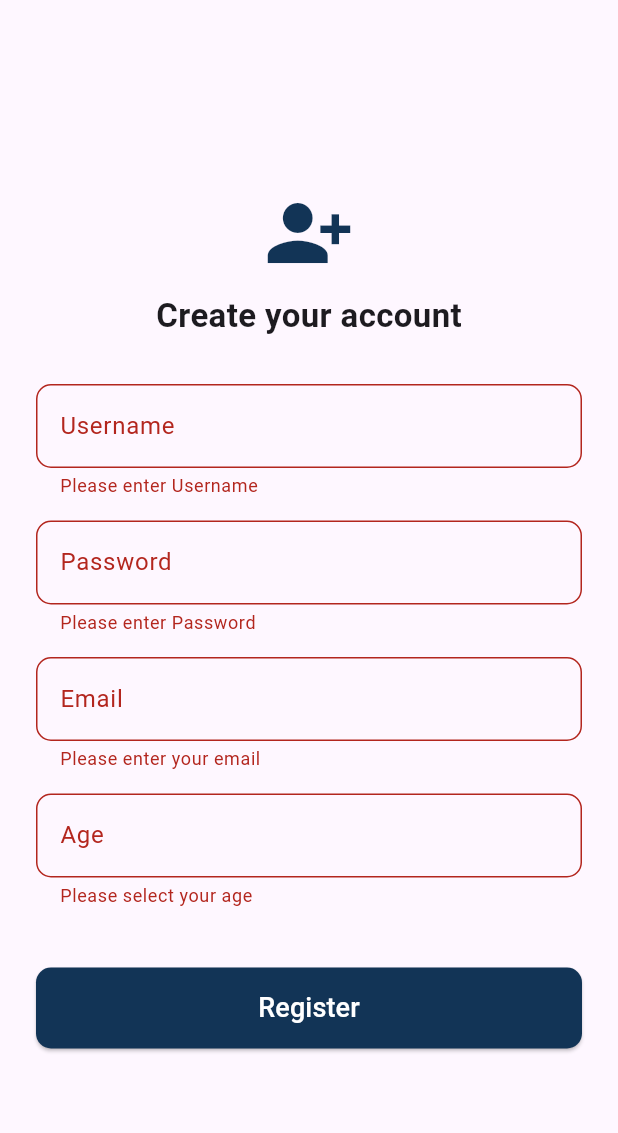
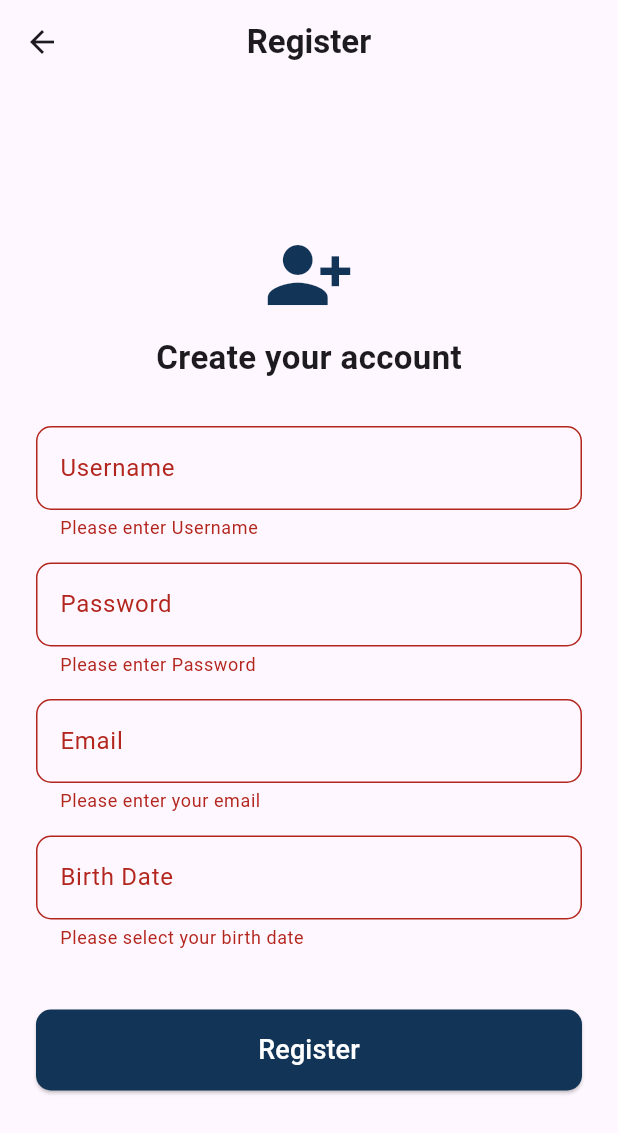
Before and after one commit to tobe-official/M335, a Flutter app: the Register screen opened directly, after a tap on "Register", on a phone screen of 412 x 824 dp. Shown: the top 1133 px of the screen. Run offline on Flutter 3.47's test engine with Material 3 defaults, Android fonts, the phone set to English and light mode, and no system bars; our stand-ins replace pedometer, permission_handler, wakelock_plus; accounts and stored records are empty.

Commit message:
finished auth pages

```diff
--- /dev/null
+++ b/lib/enums/user_motivation_enum.dart
@@ -0,0 +1,42 @@
+import 'package:m_335_flutter/models/user_motivation_enum_model.dart';
+
+enum UserMotivation { running, gym, cycling, hiking, yoga, swimming, walking, dancing, climbing, other }
+
+extension UserMotivationX on UserMotivation {
+  UserMotivationEnumModel get model {
+    switch (this) {
+      case UserMotivation.running:
+        return UserMotivationEnumModel(title: 'Running', description: 'Going for a run in nature or through the city.');
+      case UserMotivation.gym:
+        return UserMotivationEnumModel(title: 'Gym', description: 'Training strength and endurance indoors.');
+      case UserMotivation.cycling:
+        return UserMotivationEnumModel(title: 'Cycling', description: 'Exploring roads and trails on your bike.');
+      case UserMotivation.hiking:
+        return UserMotivationEnumModel(
+          title: 'Hiking',
+          description: 'Enjoying long walks in the mountains or forests.',
+        );
+      case UserMotivation.yoga:
+        return UserMotivationEnumModel(title: 'Yoga', description: 'Improving balance, flexibility, and inner peace.');
+      case UserMotivation.swimming:
+        return UserMotivationEnumModel(title: 'Swimming', description: 'Building endurance and strength in the water.');
+      case UserMotivation.walking:
+        return UserMotivationEnumModel(title: 'Walking', description: 'Staying active with casual or brisk walks.');
+      case UserMotivation.dancing:
+        return UserMotivationEnumModel(
+          title: 'Dancing',
+          description: 'Expressing yourself and staying fit through movement.',
+        );
+      case UserMotivation.climbing:
+        return UserMotivationEnumModel(
+          title: 'Climbing',
+          description: 'Challenging your strength and focus on walls or rocks.',
+        );
+      case UserMotivation.other:
+        return UserMotivationEnumModel(
+          title: 'Other',
+          description: 'Any other kind of physical activity or motivation.',
+        );
+    }
+  }
+}
--- a/lib/models/user_model.dart
+++ b/lib/models/user_model.dart
@@ -3,11 +3,19 @@ class UserModel {
     required this.username,
     required this.password,
     required this.email,
+    required this.name,
+    required this.age,
+    required this.friends,
+    required this.aboutMe,
+    required this.creationTime,
   });
 
   final String username;
   final String password;
   final String email;
-  //final int age;
-  //final DateTime creationTime;
+  final List<UserModel> friends;
+  final DateTime age;
+  final DateTime creationTime;
+  final String name;
+  final String aboutMe;
 }
--- /dev/null
+++ b/lib/models/user_motivation_enum_model.dart
@@ -0,0 +1,6 @@
+class UserMotivationEnumModel {
+  const UserMotivationEnumModel({required this.title, required this.description});
+
+  final String title;
+  final String description;
+}
--- a/lib/pages/auth/login.dart
+++ b/lib/pages/auth/login.dart
@@ -72,6 +72,7 @@ class _LoginPageState extends State<LoginPage> {
   @override
   Widget build(BuildContext context) {
     return Scaffold(
+      appBar: AppBar(title: const Text('Login', style: TextStyle(fontWeight: FontWeight.bold)), centerTitle: true),
       body: Padding(
         padding: const EdgeInsets.symmetric(horizontal: 20),
         child: Column(
--- a/lib/pages/auth/register.dart
+++ b/lib/pages/auth/register.dart
@@ -1,11 +1,8 @@
+import 'package:flutter/cupertino.dart';
 import 'package:flutter/material.dart';
-import 'package:flutter/cupertino.dart';
-
 import 'package:m_335_flutter/singletons/all_users_singleton.dart';
-
 import 'package:m_335_flutter/models/user_model.dart';
 import 'package:m_335_flutter/temporary_data/data_fetching.dart';
-
 import 'login.dart';
 
 class Register extends StatefulWidget {
@@ -17,76 +14,174 @@ class Register extends StatefulWidget {
 
 class _RegisterState extends State<Register> {
   final _formKey = GlobalKey<FormState>();
-  final _usernameController = TextEditingController();
-  final _passwordController = TextEditingController();
-  final _emailController = TextEditingController();
-  //final _firstNameController = TextEditingController();
-  //final _lastNameController = TextEditingController();
-  int? _age;
-  bool _isLoading = false;
+  final _usernameC = TextEditingController();
+  final _passwordC = TextEditingController();
+  final _emailC = TextEditingController();
+
+  DateTime? _birthDate;
+  bool _loading = false;
+
+  @override
+  void dispose() {
+    _usernameC.dispose();
+    _passwordC.dispose();
+    _emailC.dispose();
+    super.dispose();
+  }
+
+  String? _validateRequired(String? v, String label) => (v == null || v.trim().isEmpty) ? 'Please enter $label' : null;
+
+  String? _validateEmail(String? v) {
+    if (v == null || v.trim().isEmpty) return 'Please enter your email';
+    final r = RegExp(r'^[\w-\.]+@([\w-]+\.)+[\w-]{2,4}$');
+    return r.hasMatch(v) ? null : 'Invalid email format';
+  }
+
+  bool _is18OrOlder(DateTime d) {
+    final now = DateTime.now();
+    final eighteen = DateTime(now.year - 18, now.month, now.day);
+    return d.isBefore(eighteen) || d.isAtSameMomentAs(eighteen);
+  }
+
+  InputDecoration _dec(String label) =>
+      InputDecoration(labelText: label, border: OutlineInputBorder(borderRadius: BorderRadius.circular(10)));
+
+  String _birthDateLabel(DateTime? d) {
+    if (d == null) return '';
+    final dd = d.day.toString().padLeft(2, '0');
+    final mm = d.month.toString().padLeft(2, '0');
+    return '$dd.$mm.${d.year}';
+  }
+
+  Future<void> _pickBirthDate() async {
+    final now = DateTime.now();
+    final initial = _birthDate ?? DateTime(now.year - 18, now.month, now.day);
+    final minDate = DateTime(1900, 1, 1);
+    final maxDate = DateTime(now.year - 18, now.month, now.day);
+
+    await showModalBottomSheet(
+      context: context,
+      backgroundColor: Colors.white,
+      shape: const RoundedRectangleBorder(borderRadius: BorderRadius.vertical(top: Radius.circular(20))),
+      builder: (_) {
+        return SizedBox(
+          height: 260,
+          child: Column(
+            children: [
+              const SizedBox(height: 12),
+              const Text('Select your birth date', style: TextStyle(fontWeight: FontWeight.bold, color: Colors.black)),
+              Expanded(
+                child: CupertinoDatePicker(
+                  mode: CupertinoDatePickerMode.date,
+                  initialDateTime: initial,
+                  minimumDate: minDate,
+                  maximumDate: maxDate,
+                  onDateTimeChanged: (d) => setState(() => _birthDate = d),
+                ),
+              ),
+            ],
+          ),
+        );
+      },
+    );
+  }
 
   Future<void> _register() async {
     if (!_formKey.currentState!.validate()) return;
 
-    final username = _usernameController.text.trim();
-    final isTaken = AllUsersSingleton().allUsers?.any((u) => u.username == username) ?? false;
-
-    if (isTaken) {
+    if (_birthDate == null || !_is18OrOlder(_birthDate!)) {
       ScaffoldMessenger.of(
         context,
-      ).showSnackBar(const SnackBar(content: Text("Username already taken. Please choose another.")));
+      ).showSnackBar(const SnackBar(content: Text('You must be at least 18 years old to register.')));
       return;
     }
 
-    setState(() => _isLoading = true);
+    final username = _usernameC.text.trim();
+    final taken = AllUsersSingleton().allUsers?.any((u) => u.username == username) ?? false;
+    if (taken) {
+      ScaffoldMessenger.of(
+        context,
+      ).showSnackBar(const SnackBar(content: Text('Username already taken. Please choose another.')));
+      return;
+    }
+
+    setState(() => _loading = true);
 
     final user = UserModel(
       username: username,
-      password: _passwordController.text.trim(),
-      email: _emailController.text.trim(),
-      /*age: _age ?? 0,
-      creationTime: DateTime.now(),*/
+      password: _passwordC.text.trim(),
+      email: _emailC.text.trim(),
+      name: '',
+      aboutMe: '',
+      friends: <UserModel>[],
+      age: _birthDate!,
+      creationTime: DateTime.now(),
     );
 
     try {
       userData.add(user);
       AllUsersSingleton().allUsers ??= [];
       AllUsersSingleton().allUsers!.add(user);
-
       if (mounted) {
-        Navigator.pushReplacement(context, MaterialPageRoute(builder: (context) => const LoginPage()));
+        Navigator.pushReplacement(context, MaterialPageRoute(builder: (_) => const LoginPage()));
       }
     } catch (e) {
-      if (mounted) ScaffoldMessenger.of(context).showSnackBar(SnackBar(content: Text("Error with registering: $e")));
+      if (mounted) {
+        ScaffoldMessenger.of(context).showSnackBar(SnackBar(content: Text('Error while registering: $e')));
+      }
     } finally {
-      setState(() => _isLoading = false);
+      if (mounted) setState(() => _loading = false);
     }
   }
 
-  @override
-  Widget build(BuildContext context) {
-    return Scaffold(
-      body: Center(
-        child: SingleChildScrollView(
-          padding: const EdgeInsets.symmetric(horizontal: 24, vertical: 16),
-          child: Form(
-            key: _formKey,
-            child: Column(
-              children: [
-                const Icon(Icons.person_add_alt_1, size: 60, color: Color(0xFF123456)),
-                const SizedBox(height: 10),
-                const Text("Create your account", style: TextStyle(fontSize: 22, fontWeight: FontWeight.bold)),
-                const SizedBox(height: 30),
-                _buildTextField(_usernameController, "Username"),
-                _buildTextField(_passwordController, "Password", obscure: true),
-                _buildTextField(_emailController, "Email"),
-                //_buildTextField(_firstNameController, "First Name"),
-                //_buildTextField(_lastNameController, "Last Name"),
-                _buildAgePickerField(),
-                const SizedBox(height: 25),
-                _isLoading
-                    ? const CircularProgressIndicator()
-                    : SizedBox(
+  Widget _header() {
+    return Column(
+      children: const [
+        Icon(Icons.person_add_alt_1, size: 60, color: Color(0xFF123456)),
+        SizedBox(height: 10),
+        Text('Create your account', style: TextStyle(fontSize: 22, fontWeight: FontWeight.bold)),
+      ],
+    );
+  }
+
+  Widget _field(
+    TextEditingController c,
+    String label, {
+    bool obscure = false,
+    TextInputType keyboardType = TextInputType.text,
+    String? Function(String?)? validator,
+  }) {
+    return Padding(
+      padding: const EdgeInsets.only(bottom: 15),
+      child: TextFormField(
+        controller: c,
+        obscureText: obscure,
+        keyboardType: keyboardType,
+        validator: validator,
+        decoration: _dec(label),
+      ),
+    );
+  }
+
+  Widget _birthDateField() {
+    return Padding(
+      padding: const EdgeInsets.only(bottom: 15),
+      child: GestureDetector(
+        onTap: _pickBirthDate,
+        child: AbsorbPointer(
+          child: TextFormField(
+            controller: TextEditingController(text: _birthDateLabel(_birthDate)),
+            validator: (_) => _birthDate == null ? 'Please select your birth date' : null,
+            decoration: _dec('Birth Date'),
+          ),
+        ),
+      ),
+    );
+  }
+
+  Widget _registerButton() {
+    if (_loading) return const CircularProgressIndicator();
+    return SizedBox(
       width: double.infinity,
       child: ElevatedButton(
         onPressed: _register,
@@ -95,9 +190,30 @@ class _RegisterState extends State<Register> {
           padding: const EdgeInsets.symmetric(vertical: 14),
           shape: RoundedRectangleBorder(borderRadius: BorderRadius.circular(10)),
         ),
-                        child: const Text("Register", style: TextStyle(color: Colors.white, fontSize: 18)),
+        child: const Text('Register', style: TextStyle(color: Colors.white, fontSize: 18)),
       ),
-                    ),
+    );
+  }
+
+  @override
+  Widget build(BuildContext context) {
+    return Scaffold(
+      appBar: AppBar(title: const Text('Register', style: TextStyle(fontWeight: FontWeight.bold)), centerTitle: true),
+      body: Center(
+        child: SingleChildScrollView(
+          padding: const EdgeInsets.symmetric(horizontal: 24, vertical: 16),
+          child: Form(
+            key: _formKey,
+            child: Column(
+              children: [
+                _header(),
+                const SizedBox(height: 30),
+                _field(_usernameC, 'Username', validator: (v) => _validateRequired(v, 'Username')),
+                _field(_passwordC, 'Password', obscure: true, validator: (v) => _validateRequired(v, 'Password')),
+                _field(_emailC, 'Email', keyboardType: TextInputType.emailAddress, validator: _validateEmail),
+                _birthDateField(),
+                const SizedBox(height: 25),
+                _registerButton(),
               ],
             ),
           ),
@@ -105,89 +221,4 @@ class _RegisterState extends State<Register> {
       ),
     );
   }
-
-  Widget _buildTextField(
-    TextEditingController controller,
-    String label, {
-    bool obscure = false,
-    TextInputType keyboardType = TextInputType.text,
-  }) {
-    String? Function(String?)? validator;
-
-    if (label == "Email") {
-      validator = (value) {
-        if (value == null || value.trim().isEmpty) return "Please enter your email";
-        final emailRegex = RegExp(r"^[\w-\.]+@([\w-]+\.)+[\w-]{2,4}$");
-        return emailRegex.hasMatch(value) ? null : "Invalid email format";
-      };
-    } else {
-      validator = (value) => value == null || value.trim().isEmpty ? "Please enter $label" : null;
 }
-
-    return Padding(
-      padding: const EdgeInsets.only(bottom: 15),
-      child: TextFormField(
-        controller: controller,
-        obscureText: obscure,
-        keyboardType: keyboardType,
-        validator: validator,
-        decoration: InputDecoration(
-          labelText: label,
-          border: OutlineInputBorder(borderRadius: BorderRadius.circular(10)),
-        ),
-      ),
-    );
-  }
-
-  Widget _buildAgePickerField() {
-    return Padding(
-      padding: const EdgeInsets.only(bottom: 15),
-      child: GestureDetector(
-        onTap: _showAgePicker,
-        child: AbsorbPointer(
-          child: TextFormField(
-            controller: TextEditingController(text: _age != null ? _age.toString() : ""),
-            decoration: InputDecoration(
-              labelText: "Age",
-              border: OutlineInputBorder(borderRadius: BorderRadius.circular(10)),
-            ),
-            validator: (value) => _age == null ? "Please select your age" : null,
-          ),
-        ),
-      ),
-    );
-  }
-
-  void _showAgePicker() {
-    showModalBottomSheet(
-      context: context,
-      backgroundColor: Colors.white,
-      shape: const RoundedRectangleBorder(borderRadius: BorderRadius.vertical(top: Radius.circular(20))),
-      builder: (BuildContext context) {
-        return SizedBox(
-          height: 250,
-          child: Column(
-            children: [
-              const SizedBox(height: 12),
-              const Text("Select your age", style: TextStyle(fontWeight: FontWeight.bold, color: Colors.black)),
-              Expanded(
-                child: CupertinoPicker(
-                  itemExtent: 32.0,
-                  scrollController: FixedExtentScrollController(initialItem: (_age ?? 10) - 10),
-                  onSelectedItemChanged: (int index) {
-                    setState(() {
-                      _age = index + 10;
-                    });
-                  },
-                  children: List<Widget>.generate(83, (index) {
-                    return Center(child: Text('${index + 10}', style: const TextStyle(color: Colors.black)));
-                  }),
-                ),
-              ),
-            ],
-          ),
-        );
-      },
-    );
-  }
-}
--- a/lib/temporary_data/data_fetching.dart
+++ b/lib/temporary_data/data_fetching.dart
@@ -1,8 +1,104 @@
 import 'package:m_335_flutter/models/user_model.dart';
 
 List<UserModel> userData = [
-  UserModel(username: "user", email: "user1@mail.com", password: "hallo"),
-  UserModel(username: "user2", email: "user2@mail.com", password: "hallo"),
-  UserModel(username: "user3", email: "user3@mail.com", password: "hallo"),
-  UserModel(username: "DummyUser", email: "dummy@user.com", password: "123456"),
+  UserModel(
+    username: "user1",
+    email: "user1@mail.com",
+    password: "hallo",
+    name: "Luca Steiner",
+    age: DateTime(2007, 3, 14),
+    friends: [],
+    aboutMe: "Love running in the mountains and staying active outdoors.",
+    creationTime: DateTime.now().subtract(const Duration(days: 250)),
+  ),
+  UserModel(
+    username: "user2",
+    email: "user2@mail.com",
+    password: "hallo",
+    name: "Noah Keller",
+    age: DateTime(2006, 11, 4),
+    friends: [],
+    aboutMe: "Gym rat and future fitness coach.",
+    creationTime: DateTime.now().subtract(const Duration(days: 180)),
+  ),
+  UserModel(
+    username: "user3",
+    email: "user3@mail.com",
+    password: "hallo",
+    name: "Mia Baumann",
+    age: DateTime(2008, 7, 22),
+    friends: [],
+    aboutMe: "Enjoys hiking, yoga, and spending time with friends.",
+    creationTime: DateTime.now().subtract(const Duration(days: 320)),
+  ),
+  UserModel(
+    username: "DummyUser",
+    email: "dummy@user.com",
+    password: "123456",
+    name: "Raphaël Schreiber",
+    age: DateTime(2008, 1, 25),
+    friends: [],
+    aboutMe: "Just testing BonApp — future CEO 😉",
+    creationTime: DateTime.now().subtract(const Duration(days: 60)),
+  ),
+  UserModel(
+    username: "sofia98",
+    email: "sofia98@mail.com",
+    password: "securepass",
+    name: "Sofia Meier",
+    age: DateTime(2005, 9, 9),
+    friends: [],
+    aboutMe: "Loves swimming and late-night cycling through the city.",
+    creationTime: DateTime.now().subtract(const Duration(days: 400)),
+  ),
+  UserModel(
+    username: "timothyX",
+    email: "timx@mail.com",
+    password: "timpass",
+    name: "Tim Berger",
+    age: DateTime(2004, 12, 30),
+    friends: [],
+    aboutMe: "Tech nerd, gamer, and occasional runner.",
+    creationTime: DateTime.now().subtract(const Duration(days: 95)),
+  ),
+  UserModel(
+    username: "lea.walks",
+    email: "lea@mail.com",
+    password: "leapass",
+    name: "Lea Marti",
+    age: DateTime(2007, 5, 10),
+    friends: [],
+    aboutMe: "Walking every day clears the mind.",
+    creationTime: DateTime.now().subtract(const Duration(days: 512)),
+  ),
+  UserModel(
+    username: "marco22",
+    email: "marco22@mail.com",
+    password: "marco22",
+    name: "Marco Keller",
+    age: DateTime(2006, 2, 2),
+    friends: [],
+    aboutMe: "Climber and adventure enthusiast.",
+    creationTime: DateTime.now().subtract(const Duration(days: 220)),
+  ),
+  UserModel(
+    username: "zoe_yoga",
+    email: "zoe_yoga@mail.com",
+    password: "peaceful",
+    name: "Zoé Blaser",
+    age: DateTime(2005, 6, 16),
+    friends: [],
+    aboutMe: "Yoga is not just movement, it's stillness in motion.",
+    creationTime: DateTime.now().subtract(const Duration(days: 670)),
+  ),
+  UserModel(
+    username: "jan_cyclist",
+    email: "jan_cyclist@mail.com",
+    password: "jan2025",
+    name: "Jan Schmid",
+    age: DateTime(2006, 10, 11),
+    friends: [],
+    aboutMe: "Cycling every morning before sunrise keeps me grounded.",
+    creationTime: DateTime.now().subtract(const Duration(days: 150)),
+  ),
 ];
```
Lines whose indentation alone changed are shown as unchanged.
